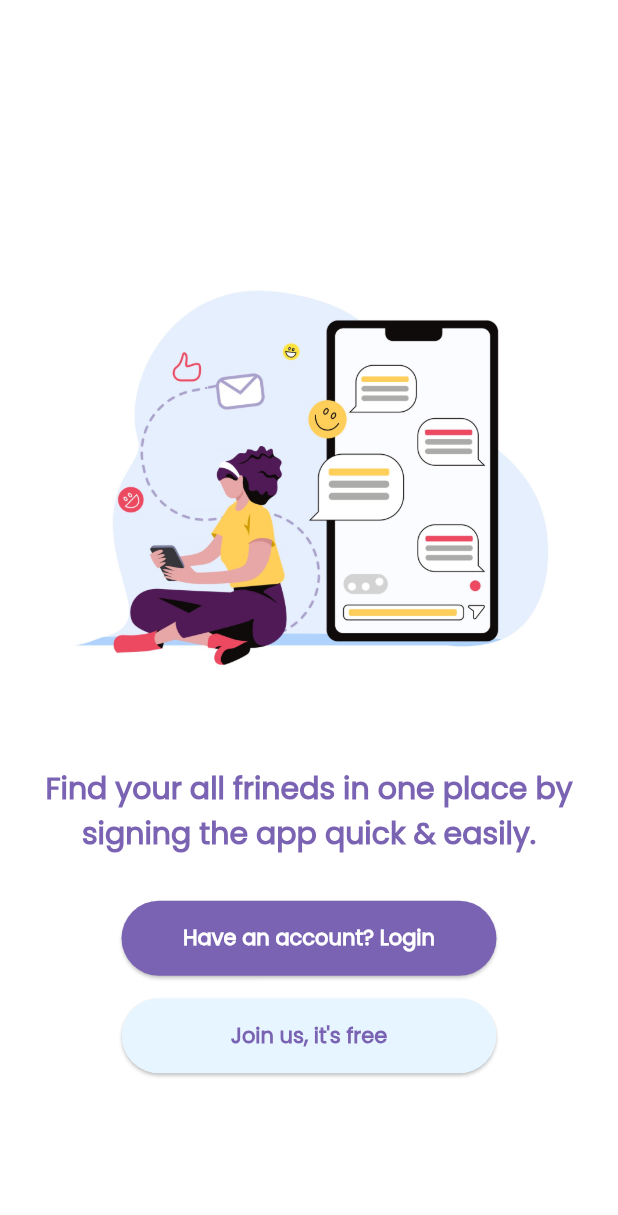
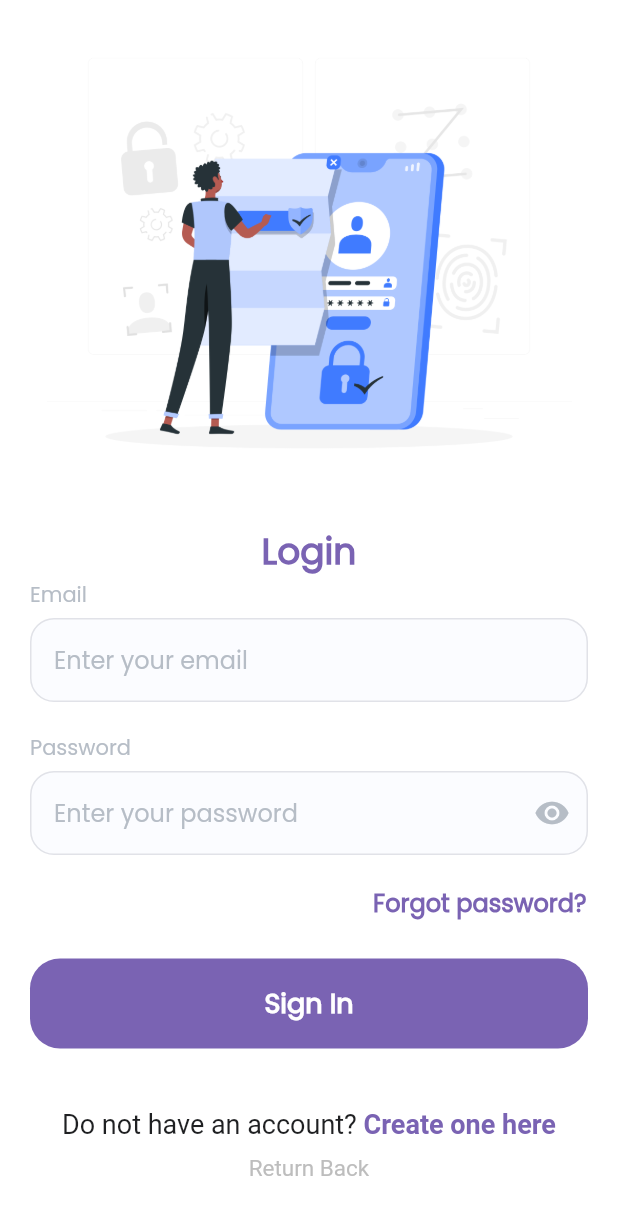
Before and after one commit to Annaano/chat-app, a Flutter app: the screen it shows after launch, after a tap on "Have an account? Login", on a phone screen of 412 x 824 dp. Shown: the top 1215 px of the screen. Run offline on Flutter 3.47's test engine with Material 2 defaults, Android fonts, the phone set to English and light mode, and no system bars; our stand-ins replace bloc, equatable, firebase_auth, firebase_core, flutter_bloc, flutter_secure_storage and 1 more; accounts and stored records are empty.

Commit message:
final registration and login page ui

```diff
--- a/lib/core/const/photo_consts.dart
+++ /dev/null
@@ -1,3 +0,0 @@
-class PathConsts {
-  static const String user = 'assets/images/ic_user.png';
-}
--- a/lib/core/const/text_consts.dart
+++ b/lib/core/const/text_consts.dart
@@ -2,40 +2,46 @@ class TextConsts {
   static const String signUpTitle = "Sign up";
   static const String signInTitle = "Sign In";
   static const String signOutTitle = "Sign Out";
+  static const String continueButton = "Continue";
+
   static const String introductionTitle =
       "Find your all frineds in one place by signing the app quick & easily.";
 
   static const String login = 'Have an account? Login';
   static const String signUp = "Join us, it's free";
+  static String joined = "Joined us before?";
+  static String loginFromSignUp = "Login";
 
   static const String username = 'Username';
-  static const String userNamePlaceholder = 'Enter your name';
+  static const String userNameLabelText = 'Full name';
   static const String usernameErrorText = 'Text is required';
 
   static const String email = 'Email';
-  static const String emailPlaceholder = 'example@mail.com';
+  static const String emailLabelText = 'Email Address';
+  static const String emailLoginLabelText = 'Enter your email';
   static const String emailErrorText = 'Please enter a valid email';
 
   static const String password = 'Password';
-  static const String passwordPlaceholder = 'Must be at least 8 symbols';
+  static const String passwordLabelText = 'Enter your password ';
   static const String passwordErrorText =
       'Password should contain at least 8 characters';
 
   static const String confirmPassword = 'Confirm password';
-  static const String confirmPasswordPlaceholder = 'Repeat password';
+  static const String confirmPasswordLabelText = 'Repeat password';
   static const String confirmPasswordErrorText = 'Passwords do not match';
 
   static const String alreadyHaveAccount = 'Already have an account?';
 
-  static const String passwordPlaceholderLogin = 'Enter your password';
+  static const String passwordLabelTextLogin = 'Enter your password';
   static const String forgotPassword = 'Forgot password?';
   static const String doNotHaveAnAccount = 'Do not have an account?';
+  static const String doNotHaveAnAccountSignUp = 'Create one here';
 
   static const resetPassword = 'Reset your password';
   static const sendActivationBuild = 'Send Activation Link';
   static const resetPasswordLinkWasSent =
       'Reset password link was sent, please check your email.';
-  static const String returnBack = 'Return back';
+  static const String returnBack = 'Return Back';
 
   // static const String homeText = 'Home';
 
--- a/lib/di/dependency_injections.dart
+++ b/lib/di/dependency_injections.dart
@@ -1,10 +1,11 @@
 import 'package:get_it/get_it.dart';
 import 'package:chat_app/screens/signup/sign_up_cubit.dart';
+import 'package:chat_app/screens/login/login_cubit.dart';
 
 GetIt sl = GetIt.instance;
 
 Future<void> init() async {
   sl.registerFactory(() => SignUpCubit());
-  // sl.registerFactory(() => LoginCubit());
+  sl.registerFactory(() => LoginCubit());
   // sl.registerFactory(() => ResetPasswordCubit());
 }
--- a/lib/main.dart
+++ b/lib/main.dart
@@ -1,5 +1,5 @@
 import 'package:flutter/material.dart';
-import 'package:chat_app/screens/home_screen.dart';
+import 'package:chat_app/screens/main_screen.dart';
 import 'package:chat_app/screens/login/login_screen.dart';
 import 'package:chat_app/screens/signup/sign_up_screen.dart';
 
@@ -24,16 +24,17 @@ class App extends StatelessWidget {
   Widget build(BuildContext context) {
     return MaterialApp(
         title: 'Chat',
-        theme: ThemeData().copyWith(
+        theme: ThemeData(fontFamily: 'Poppins').copyWith(
           useMaterial3: true,
           // colorScheme: ColorScheme.fromSeed(
           //     seedColor: const Color.fromARGB(255, 122, 99, 179)),
         ),
         initialRoute: '/',
         routes: {
-          Login.routeName: (context) => const Login(),
+          MainScreen.routeName: (context) => const MainScreen(),
           SignUpScreen.routeName: (context) => const SignUpScreen(),
+          LoginScreen.routeName: (context) => const LoginScreen(),
         },
-        home: const HomeScreen());
+        home: const MainScreen());
   }
 }
--- /dev/null
+++ b/lib/screens/login/login_state.dart
@@ -0,0 +1,56 @@
+part of 'login_cubit.dart';
+
+@immutable
+abstract class LoginState extends Equatable {}
+
+class LoginInitialState extends LoginState {
+  @override
+  List<Object?> get props => [identityHashCode(this)];
+}
+
+class LoginButtonEnableChangedState extends LoginState {
+  final bool isEnabled;
+
+  LoginButtonEnableChangedState({
+    required this.isEnabled,
+  });
+
+  @override
+  List<Object?> get props => [identityHashCode(isEnabled)];
+}
+
+class LoginShowErrorState extends LoginState {
+  @override
+  List<Object?> get props => [identityHashCode(this)];
+}
+
+class LoginNextResetPasswordScreenState extends LoginState {
+  @override
+  List<Object?> get props => [identityHashCode(this)];
+}
+
+class LoginNextRegistrationScreenState extends LoginState {
+  @override
+  List<Object?> get props => [identityHashCode(this)];
+}
+
+class LoginNextMainScreenState extends LoginState {
+  @override
+  List<Object?> get props => [identityHashCode(this)];
+}
+
+class LoginErrorState extends LoginState {
+  final String message;
+
+  LoginErrorState({
+    required this.message,
+  });
+
+  @override
+  List<Object?> get props => [identityHashCode(this)];
+}
+
+class LoginLoadingState extends LoginState {
+  @override
+  List<Object?> get props => [identityHashCode(this)];
+}
--- /dev/null
+++ b/lib/screens/login/widget/login_content.dart
@@ -0,0 +1,225 @@
+import 'package:chat_app/core/const/color_consts.dart';
+import 'package:chat_app/core/const/text_consts.dart';
+import 'package:chat_app/core/services/validation_services.dart';
+import 'package:chat_app/screens/login/login_cubit.dart';
+import 'package:chat_app/screens/main_screen.dart';
+import 'package:chat_app/widgets/buttons.dart';
+import 'package:chat_app/widgets/loading.dart';
+import 'package:chat_app/widgets/text_field.dart';
+import 'package:flutter/gestures.dart';
+import 'package:flutter/material.dart';
+import 'package:flutter_bloc/flutter_bloc.dart';
+
+class LoginContent extends StatelessWidget {
+  const LoginContent({Key? key}) : super(key: key);
+
+  @override
+  Widget build(BuildContext context) {
+    return Scaffold(
+      // resizeToAvoidBottomPadding: false,
+      body: Container(
+        height: double.infinity,
+        width: double.infinity,
+        color: ColorConsts.white,
+        child: Stack(
+          children: [
+            _getMainData(context),
+            BlocBuilder<LoginCubit, LoginState>(
+              builder: (context, state) {
+                if (state is LoginLoadingState) {
+                  return _getLoading();
+                } else if (state is LoginErrorState ||
+                    state is LoginNextMainScreenState) {
+                  return const SizedBox();
+                }
+                return const SizedBox();
+              },
+            ),
+          ],
+        ),
+      ),
+    );
+  }
+
+  Widget _getMainData(BuildContext context) {
+    return SafeArea(
+      child: SingleChildScrollView(
+        child: SizedBox(
+          child: Column(
+            crossAxisAlignment: CrossAxisAlignment.start,
+            children: [
+              _getHeader(),
+              _getForm(context),
+              const SizedBox(height: 20),
+              _getForgotPasswordButton(context),
+              const SizedBox(height: 25),
+              _getLoginButton(context),
+              const SizedBox(height: 40),
+              _getDoNotHaveAccountText(context),
+              const SizedBox(height: 10),
+              _goBack(context),
+            ],
+          ),
+        ),
+      ),
+    );
+  }
+
+  Widget _getLoading() {
+    return const AppLoading();
+  }
+
+  Widget _getHeader() {
+    return Column(
+      children: [
+        SizedBox(
+            width: 350,
+            height: 350,
+            child: Image.asset('assets/images/login.png')),
+        Center(
+          child: Text(
+            TextConsts.loginFromSignUp,
+            style: const TextStyle(
+              color: ColorConsts.mainColor,
+              fontSize: 24,
+              fontWeight: FontWeight.bold,
+            ),
+          ),
+        ),
+      ],
+    );
+  }
+
+  Widget _getForm(BuildContext context) {
+    final cubit = BlocProvider.of<LoginCubit>(context);
+    return BlocBuilder<LoginCubit, LoginState>(
+      builder: (context, state) {
+        return Column(
+          crossAxisAlignment: CrossAxisAlignment.start,
+          children: [
+            AppTextField(
+              hintText: TextConsts.email,
+              textInputAction: TextInputAction.next,
+              keyboardType: TextInputType.emailAddress,
+              labelText: TextConsts.emailLoginLabelText,
+              controller: cubit.emailController,
+              errorText: TextConsts.emailErrorText,
+              isError: state is LoginShowErrorState
+                  ? !ValidationService.isEmailValid(cubit.emailController.text)
+                  : false,
+              onTextChanged: () {
+                cubit.onTextChanged();
+              },
+            ),
+            const SizedBox(height: 20),
+            AppTextField(
+              hintText: TextConsts.password,
+              labelText: TextConsts.passwordLabelText,
+              controller: cubit.passwordController,
+              errorText: TextConsts.passwordErrorText,
+              isError: state is LoginShowErrorState
+                  ? !ValidationService.isPasswordValid(
+                      cubit.passwordController.text)
+                  : false,
+              obscureText: true,
+              onTextChanged: () {
+                cubit.onTextChanged();
+              },
+            ),
+          ],
+        );
+      },
+    );
+  }
+
+  Widget _getForgotPasswordButton(BuildContext context) {
+    final cubit = BlocProvider.of<LoginCubit>(context);
+    return GestureDetector(
+      child: const Padding(
+        padding: EdgeInsets.only(right: 21),
+        child: Row(
+          mainAxisAlignment: MainAxisAlignment.end,
+          children: [
+            Text(
+              TextConsts.forgotPassword,
+              style: TextStyle(
+                fontSize: 16,
+                fontWeight: FontWeight.bold,
+                color: ColorConsts.mainColor,
+              ),
+            ),
+          ],
+        ),
+      ),
+      onTap: () {
+        FocusScope.of(context).unfocus();
+        cubit.resetPassword();
+      },
+    );
+  }
+
+  Widget _getLoginButton(BuildContext context) {
+    final cubit = BlocProvider.of<LoginCubit>(context);
+    return Padding(
+      padding: const EdgeInsets.symmetric(horizontal: 20),
+      child: BlocBuilder<LoginCubit, LoginState>(
+        builder: (context, state) {
+          return Button(
+            title: TextConsts.signInTitle,
+            isEnabled: state is LoginButtonEnableChangedState
+                ? state.isEnabled
+                : false,
+            onTap: () {
+              FocusScope.of(context).unfocus();
+              cubit.login();
+            },
+          );
+        },
+      ),
+    );
+  }
+
+  Widget _getDoNotHaveAccountText(BuildContext context) {
+    final cubit = BlocProvider.of<LoginCubit>(context);
+    return Center(
+      child: RichText(
+        text: TextSpan(
+          text: TextConsts.doNotHaveAnAccount,
+          style: const TextStyle(
+            color: ColorConsts.textBlack,
+            fontSize: 18,
+          ),
+          children: [
+            TextSpan(
+              text: " ${TextConsts.doNotHaveAnAccountSignUp}",
+              style: const TextStyle(
+                color: ColorConsts.mainColor,
+                fontSize: 18,
+                fontWeight: FontWeight.bold,
+              ),
+              recognizer: TapGestureRecognizer()
+                ..onTap = () {
+                  cubit.nextRegistrationScreen();
+                },
+            ),
+          ],
+        ),
+      ),
+    );
+  }
+
+  Widget _goBack(BuildContext context) {
+    return Center(
+      child: RichText(
+        text: TextSpan(
+          text: TextConsts.returnBack,
+          style: TextStyle(color: Colors.grey.shade400, fontSize: 15),
+          recognizer: TapGestureRecognizer()
+            ..onTap = () {
+              Navigator.of(context).pushNamed(MainScreen.routeName);
+            },
+        ),
+      ),
+    );
+  }
+}
--- a/lib/screens/home_screen.dart
+++ b/lib/screens/main_screen.dart
@@ -4,17 +4,15 @@ import 'package:chat_app/screens/login/login_screen.dart';
 import 'package:chat_app/core/const/color_consts.dart';
 import 'package:chat_app/core/const/text_consts.dart';
 
-// import 'package:flutter/widgets.dart';
-
-class HomeScreen extends StatefulWidget {
-  static const routeName = '/home';
-  const HomeScreen({super.key});
+class MainScreen extends StatefulWidget {
+  static const routeName = '/MainScreen';
+  const MainScreen({super.key});
 
   @override
-  State<HomeScreen> createState() => _HomeScreenState();
+  State<MainScreen> createState() => _MainScreenState();
 }
 
-class _HomeScreenState extends State<HomeScreen> {
+class _MainScreenState extends State<MainScreen> {
   @override
   Widget build(BuildContext context) {
     return Scaffold(
@@ -31,7 +29,7 @@ class _HomeScreenState extends State<HomeScreen> {
                   right: 20,
                 ),
                 width: 800,
-                child: Image.asset('assets/images/chatting.jpg'),
+                child: Image.asset('assets/images/mainphoto.jpg'),
               ),
               Container(
                 margin: const EdgeInsets.only(
@@ -43,18 +41,18 @@ class _HomeScreenState extends State<HomeScreen> {
                   TextConsts.introductionTitle,
                   style: TextStyle(
                       color: ColorConsts.mainColor,
-                      fontFamily: 'Poppins',
                       fontSize: 20,
                       fontWeight: FontWeight.bold),
                 ),
               ),
               const SizedBox(height: 30),
+
               SizedBox(
                 width: 250,
                 height: 50,
                 child: ElevatedButton(
                   onPressed: () {
-                    // Navigator.of(context).pushNamed(Login.routeName);
+                    Navigator.of(context).pushNamed(LoginScreen.routeName);
                   },
                   style: ElevatedButton.styleFrom(
                       shape: const StadiumBorder(),
@@ -62,9 +60,7 @@ class _HomeScreenState extends State<HomeScreen> {
                   child: const Text(
                     TextConsts.login,
                     style: TextStyle(
-                        color: ColorConsts.white,
-                        fontFamily: 'Poppins',
-                        fontWeight: FontWeight.bold),
+                        color: ColorConsts.white, fontWeight: FontWeight.bold),
                   ),
                 ),
               ),
@@ -84,7 +80,6 @@ class _HomeScreenState extends State<HomeScreen> {
                     TextConsts.signUp,
                     style: TextStyle(
                         color: ColorConsts.mainColor,
-                        fontFamily: 'Poppins',
                         fontWeight: FontWeight.bold),
                   ),
                 ),
--- a/lib/widgets/buttons.dart
+++ b/lib/widgets/buttons.dart
@@ -23,7 +23,7 @@ class Button extends StatelessWidget {
   Widget build(BuildContext context) {
     return Container(
       width: fullSize! ? double.infinity : width,
-      height: fullSize! ? 55 : height,
+      height: fullSize! ? 60 : height,
       // decoration: BoxDecoration(
       //   gradient: isEnabled
       //       ? const LinearGradient(
@@ -34,8 +34,8 @@ class Button extends StatelessWidget {
       // ),
       child: Material(
         color: ColorConsts.mainColor,
+        borderRadius: BorderRadius.circular(20),
         child: InkWell(
-          borderRadius: BorderRadius.circular(100),
           onTap: onTap,
           child: Center(
             child: Text(
--- a/lib/widgets/text_field.dart
+++ b/lib/widgets/text_field.dart
@@ -2,8 +2,8 @@ import 'package:chat_app/core/const/color_consts.dart';
 import 'package:flutter/material.dart';
 
 class AppTextField extends StatefulWidget {
-  final String title;
-  final String placeholder;
+  final String hintText;
+  final String labelText;
   final String errorText;
   final bool obscureText;
   final bool isError;
@@ -13,8 +13,8 @@ class AppTextField extends StatefulWidget {
   final TextInputType? keyboardType;
 
   const AppTextField({
-    required this.title,
-    required this.placeholder,
+    required this.hintText,
+    required this.labelText,
     this.obscureText = false,
     this.isError = false,
     required this.controller,
@@ -81,7 +81,7 @@ class AppTextFieldState extends State<AppTextField> {
 
   Widget _getHeader() {
     return Text(
-      widget.title,
+      widget.hintText,
       style: TextStyle(
         color: _getUserNameColor(),
         fontSize: 14,
@@ -143,7 +143,7 @@ class AppTextFieldState extends State<AppTextField> {
             color: ColorConsts.mainColor,
           ),
         ),
-        hintText: widget.placeholder,
+        hintText: widget.labelText,
         hintStyle: const TextStyle(
           color: ColorConsts.grey,
           fontSize: 16,
```
Also changed, not shown: lib/screens/login/login_cubit.dart (added, +55 -0 lines), lib/screens/login/login_screen.dart (+32 -107 lines), lib/screens/signup/sign_up_screen.dart (+4 -5 lines), lib/screens/signup/widget/sign_up_content.dart (+39 -20 lines), pubspec.yaml (+4 -3 lines), assets/images/chat.png (deleted), assets/images/ic_user.png (deleted), assets/images/login.png (added), assets/images/mainphoto.jpg (renamed from assets/images/chatting.jpg), assets/images/messaging.gif (deleted), assets/images/signup.jpg (added).
